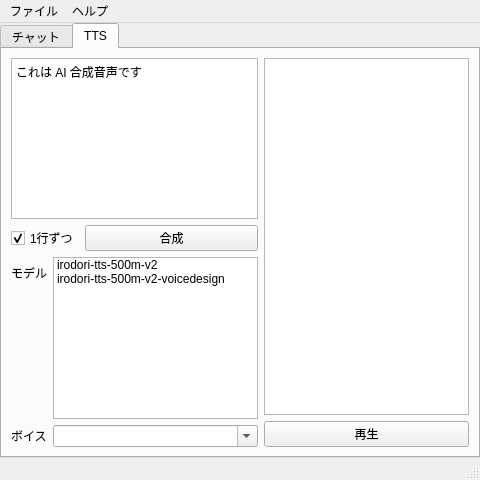
Above: src/MainWindow.ui from mitayuki3/flexichat before the change. Below: the same form after it.
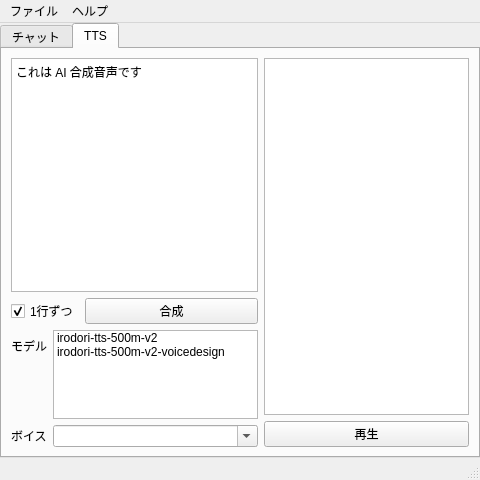
That is the form after the change. The open tabs and pages were chosen to show the change.

Commit message: UI の伸び方を調整

Diff of the .ui file:
```diff
--- a/src/MainWindow.ui
+++ b/src/MainWindow.ui
@@ -252,6 +252,12 @@
          <layout class="QVBoxLayout" name="ttsInputLayout">
           <item>
            <widget class="QPlainTextEdit" name="ttsTextEdit">
+            <property name="sizePolicy">
+             <sizepolicy hsizetype="Expanding" vsizetype="Expanding">
+              <horstretch>0</horstretch>
+              <verstretch>2</verstretch>
+             </sizepolicy>
+            </property>
             <property name="plainText">
              <string>これは AI 合成音声です</string>
             </property>
@@ -288,14 +294,26 @@
            </layout>
           </item>
           <item>
+           <widget class="QWidget" name="ttsParametersWidget" native="true">
+            <property name="sizePolicy">
+             <sizepolicy hsizetype="Preferred" vsizetype="Preferred">
+              <horstretch>0</horstretch>
+              <verstretch>1</verstretch>
+             </sizepolicy>
+            </property>
            <layout class="QFormLayout" name="formLayout">
-            <item row="1" column="0">
-             <widget class="QLabel" name="label">
-              <property name="text">
-               <string>モデル</string>
-              </property>
-             </widget>
-            </item>
+             <property name="leftMargin">
+              <number>0</number>
+             </property>
+             <property name="topMargin">
+              <number>0</number>
+             </property>
+             <property name="rightMargin">
+              <number>0</number>
+             </property>
+             <property name="bottomMargin">
+              <number>0</number>
+             </property>
             <item row="1" column="1">
              <widget class="QListWidget" name="ttsModelListWidget">
               <item>
@@ -324,7 +342,15 @@
               </property>
              </widget>
             </item>
-           </layout>
+             <item row="1" column="0">
+              <widget class="QLabel" name="label">
+               <property name="text">
+                <string>モデル</string>
+               </property>
+              </widget>
+             </item>
+            </layout>
+           </widget>
           </item>
          </layout>
         </item>
```
Left out of the diff: 10 changed lines with no effect on the pictures. Lines whose indentation alone changed are shown as unchanged.
